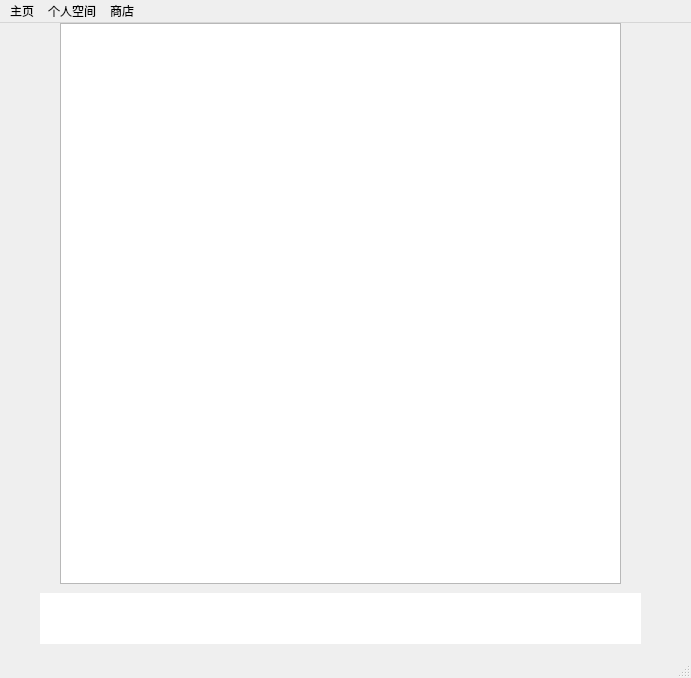
The window that pages/chat_page.ui (yuruotong1/autoMate) describes before a commit, drawn with Qt 5.
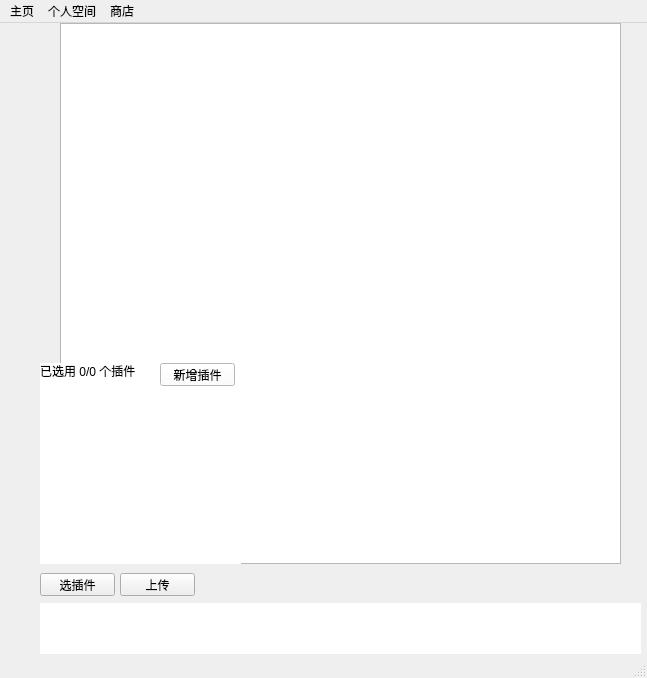
The same window after the commit.

Commit message: 增加插件选择页面

```diff
--- a/pages/chat_page.ui
+++ b/pages/chat_page.ui
@@ -6,7 +6,7 @@
             <rect>
                 <x>0</x>
                 <y>0</y>
-                <width>691</width>
+    <width>647</width>
                 <height>678</height>
             </rect>
         </property>
@@ -14,7 +14,7 @@
             <string>MainWindow</string>
         </property>
         <property name="styleSheet">
-            <string notr="true">QTextEdit {border-radius: 20px;}</string>
+   <string notr="true">QTextEdit {border-radius: 10px;}</string>
         </property>
         <widget class="QWidget" name="centralwidget">
             <widget class="QListWidget" name="chat_list">
@@ -23,7 +23,7 @@
                         <x>60</x>
                         <y>0</y>
                         <width>561</width>
-                        <height>561</height>
+      <height>541</height>
                     </rect>
                 </property>
             </widget>
@@ -31,22 +31,101 @@
                 <property name="geometry">
                     <rect>
                         <x>40</x>
-                        <y>570</y>
+      <y>580</y>
                         <width>601</width>
                         <height>51</height>
                     </rect>
                 </property>
                 <property name="styleSheet">
-                    <string notr="true">QTextEdit {border-radius: 10px;}</string>
-                </property>
-            </widget>
+     <string notr="true">border-radius: 30px</string>
+    </property>
+   </widget>
+   <widget class="QPushButton" name="pushButton">
+    <property name="geometry">
+     <rect>
+      <x>40</x>
+      <y>550</y>
+      <width>75</width>
+      <height>23</height>
+     </rect>
+    </property>
+    <property name="text">
+     <string>选插件</string>
+    </property>
+   </widget>
+   <widget class="QPushButton" name="pushButton_2">
+    <property name="geometry">
+     <rect>
+      <x>120</x>
+      <y>550</y>
+      <width>75</width>
+      <height>23</height>
+     </rect>
+    </property>
+    <property name="text">
+     <string>上传</string>
+    </property>
+   </widget>
+   <widget class="QWidget" name="action_widget" native="true">
+    <property name="geometry">
+     <rect>
+      <x>40</x>
+      <y>340</y>
+      <width>201</width>
+      <height>201</height>
+     </rect>
+    </property>
+    <property name="styleSheet">
+     <string notr="true">background: rgb(255, 255, 255)</string>
+    </property>
+    <widget class="QPushButton" name="pushButton_3">
+     <property name="geometry">
+      <rect>
+       <x>120</x>
+       <y>0</y>
+       <width>75</width>
+       <height>23</height>
+      </rect>
+     </property>
+     <property name="text">
+      <string>新增插件</string>
+     </property>
+    </widget>
+    <widget class="QListWidget" name="listWidget">
+     <property name="geometry">
+      <rect>
+       <x>0</x>
+       <y>30</y>
+       <width>201</width>
+       <height>171</height>
+      </rect>
+     </property>
+     <property name="styleSheet">
+      <string notr="true">background: transparent;
+border: none;</string>
+     </property>
+    </widget>
+    <widget class="QLabel" name="label">
+     <property name="geometry">
+      <rect>
+       <x>0</x>
+       <y>0</y>
+       <width>101</width>
+       <height>16</height>
+      </rect>
+     </property>
+     <property name="text">
+      <string>已选用 0/0 个插件</string>
+     </property>
+    </widget>
+   </widget>
         </widget>
         <widget class="QMenuBar" name="menubar">
             <property name="geometry">
                 <rect>
                     <x>0</x>
                     <y>0</y>
-                    <width>691</width>
+     <width>647</width>
                     <height>22</height>
                 </rect>
             </property>
```
Lines whose indentation alone changed are shown as unchanged. The commit also changes 1 other file.
